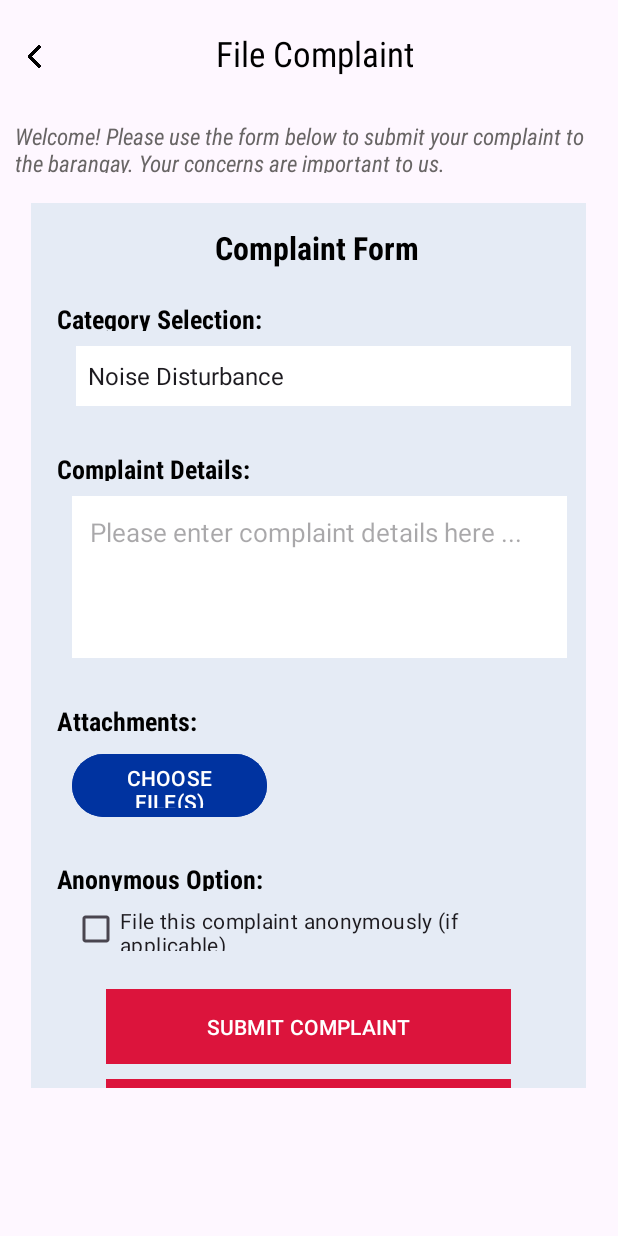
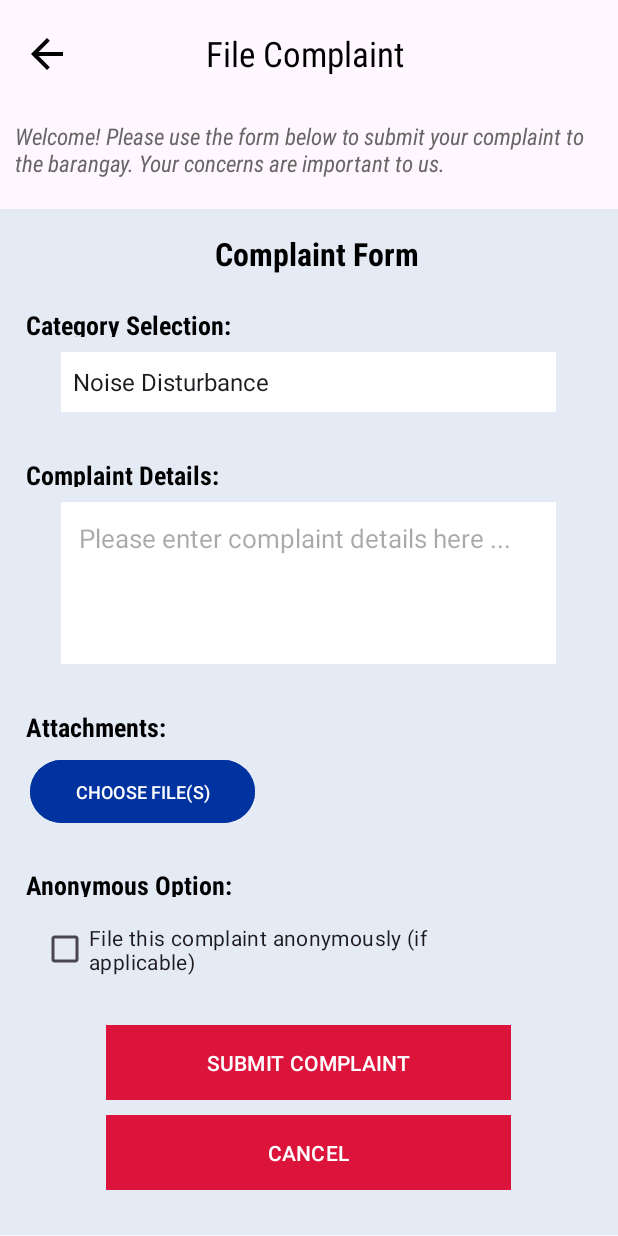
Before and after one commit to IgotW/BrgyOneStop, an Android app built with Jetpack Compose: the layout activity_file_complaint.xml on its own in the app's theme, with its tools: preview values and no code run, on a phone screen of 412 x 824 dp. Run offline under Robolectric (Android 15) with nearby library versions, the phone set to English and light mode, and no system bars.

Commit message:
Igot Small Changes

```diff
--- a/app/src/main/java/com/google/brgyonestop/DashboardActivity.kt
+++ b/app/src/main/java/com/google/brgyonestop/DashboardActivity.kt
@@ -11,10 +11,5 @@ class DashboardActivity : Activity() {
     override fun onCreate(savedInstanceState: Bundle?) {
         super.onCreate(savedInstanceState)
         setContentView(R.layout.activity_dashboard)
-        ViewCompat.setOnApplyWindowInsetsListener(findViewById(R.id.main)) { v, insets ->
-            val systemBars = insets.getInsets(WindowInsetsCompat.Type.systemBars())
-            v.setPadding(systemBars.left, systemBars.top, systemBars.right, systemBars.bottom)
-            insets
-        }
     }
 }
--- a/app/src/main/res/layout/activity_file_complaint.xml
+++ b/app/src/main/res/layout/activity_file_complaint.xml
@@ -3,39 +3,50 @@
     android:orientation="vertical"
     android:layout_width="match_parent"
     android:layout_height="match_parent">
+
+    <ScrollView
+        android:layout_width="match_parent"
+        android:layout_height="match_parent">
+
+        <LinearLayout
+            android:layout_width="match_parent"
+            android:layout_height="wrap_content"
+            android:orientation="vertical">
+
             <LinearLayout
                 android:layout_width="match_parent"
                 android:layout_height="70dp"
                 android:orientation="horizontal">
                 <ImageView
-            android:layout_width="15dp"
-            android:layout_height="15dp"
-            android:src="@drawable/leftarrow"
-            android:layout_marginTop="30dp"
+                    android:layout_width="32dp"
+                    android:layout_height="32dp"
+                    android:src="@drawable/arrow_back"
+                    android:layout_marginTop="20dp"
                     android:layout_marginLeft="15dp"/>
                 <TextView
-            android:layout_width="170dp"
-            android:layout_height="30dp"
+                    android:layout_width="wrap_content"
+                    android:layout_height="wrap_content"
                     android:text="File Complaint"
                     android:fontFamily="sans-serif-condensed"
                     android:textSize="23sp"
                     android:textColor="@color/black"
                     android:layout_marginTop="20dp"
-            android:layout_marginLeft="113dp"/>
+                    android:layout_marginLeft="90dp"/>
+            </LinearLayout>
 
-    </LinearLayout>
             <TextView
-        android:layout_width="match_parent"
-        android:layout_height="55dp"
+                android:layout_width="wrap_content"
+                android:layout_height="wrap_content"
                 android:text="Welcome! Please use the form below to submit your complaint to the barangay. Your concerns are important to us."
                 android:textStyle="italic"
                 android:textColor="#686565"
                 android:fontFamily="sans-serif-condensed"
                 android:textSize="15sp"
-        android:padding="10dp"/>
+                android:padding="10dp"
+                android:layout_gravity="center"/>
             <LinearLayout
-        android:layout_width="370dp"
-        android:layout_height="590dp"
+                android:layout_width="match_parent"
+                android:layout_height="match_parent"
                 android:orientation="vertical"
                 android:layout_marginTop="10dp"
                 android:layout_gravity="center"
@@ -66,8 +77,7 @@
                     android:layout_height="40dp"
                     android:layout_gravity="center"
                     android:background="@color/white"
-            android:entries="@array/my_dropdown_items"
-            android:layout_marginLeft="10dp"/>
+                    android:entries="@array/my_dropdown_items" />
                 <TextView
                     android:layout_width="match_parent"
                     android:layout_height="40dp"
@@ -90,7 +100,7 @@
                     android:background="@color/white"
                     android:padding="12dp"
                     android:textSize="17sp"
-            android:layout_marginLeft="27dp"/>
+                    android:layout_gravity="center"/>
                 <TextView
                     android:layout_width="match_parent"
                     android:layout_height="40dp"
@@ -103,12 +113,13 @@
                     android:layout_marginLeft="7dp"
                     android:layout_marginTop="20dp"/>
                 <Button
-            android:layout_width="130dp"
+                    android:layout_width="150dp"
                     android:layout_height="50dp"
                     android:text="CHOOSE FILE(S)"
+                    android:textSize="12sp"
                     android:backgroundTint="@color/primary_button"
                     android:textColor="@color/white"
-            android:layout_marginLeft="27dp"/>
+                    android:layout_marginLeft="20dp"/>
                 <TextView
                     android:layout_width="match_parent"
                     android:layout_height="40dp"
@@ -122,7 +133,7 @@
                     android:layout_marginTop="15dp"/>
                 <CheckBox
                     android:layout_width="330dp"
-            android:layout_height="30dp"
+                    android:layout_height="50dp"
                     android:layout_marginLeft="27dp"
                     android:text="File this complaint anonymously (if applicable)"/>
                 <Button
@@ -140,7 +151,9 @@
                     android:layout_marginTop="10dp"
                     android:layout_gravity="center"
                     android:background="@color/primary_button"
-            android:textColor="@color/white"/>
+                    android:textColor="@color/white"
+                    android:layout_marginBottom="30dp"/>
             </LinearLayout>
-
         </LinearLayout>
+    </ScrollView>
+</LinearLayout>
--- a/app/src/main/res/layout/activity_login.xml
+++ b/app/src/main/res/layout/activity_login.xml
@@ -59,6 +59,7 @@
         android:textColor="@color/secondary"
         android:layout_marginTop="10dp"/>
     <Button
+        android:id="@+id/button_login"
         android:layout_width="300dp"
         android:layout_height="50dp"
         android:text="Login"
--- a/app/src/main/res/layout/fragment_profile.xml
+++ b/app/src/main/res/layout/fragment_profile.xml
@@ -1,4 +1,5 @@
 <?xml version="1.0" encoding="utf-8"?>
+
 <ScrollView
     xmlns:android="http://schemas.android.com/apk/res/android"
     xmlns:app="http://schemas.android.com/apk/res-auto"
```
Also changed, not shown: app/src/main/java/com/google/brgyonestop/LoginActivity.kt (+7 -0 lines), app/src/main/res/navigation/main_nav_graph.xml (+25 -4 lines). Lines whose indentation alone changed are shown as unchanged.
